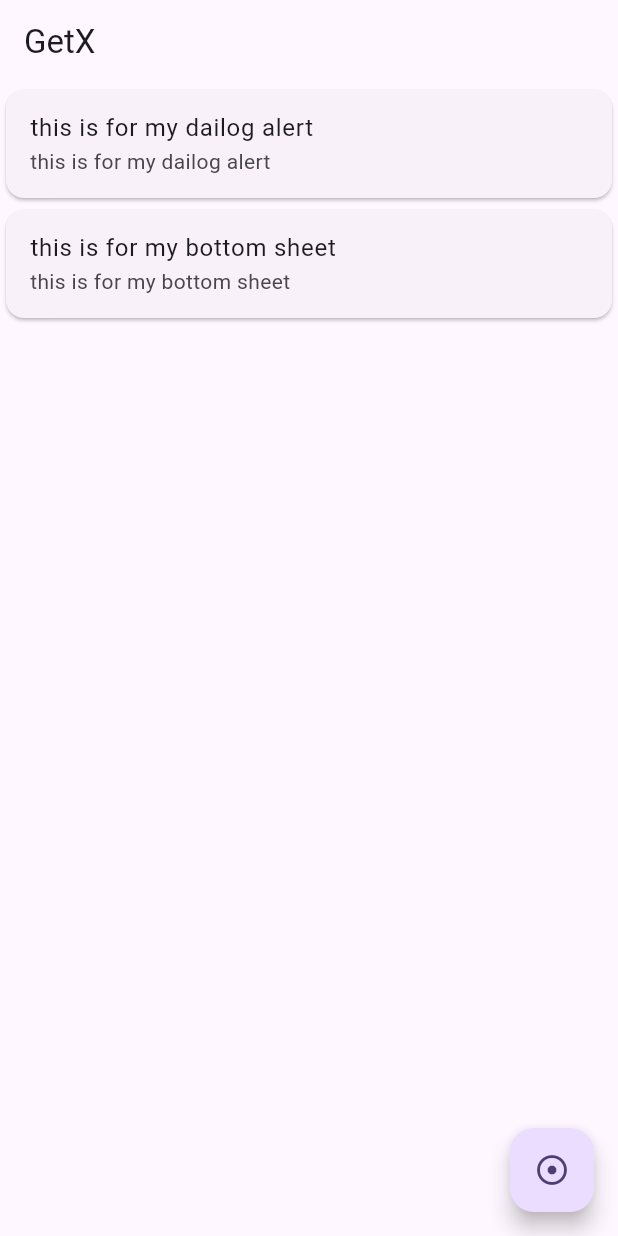
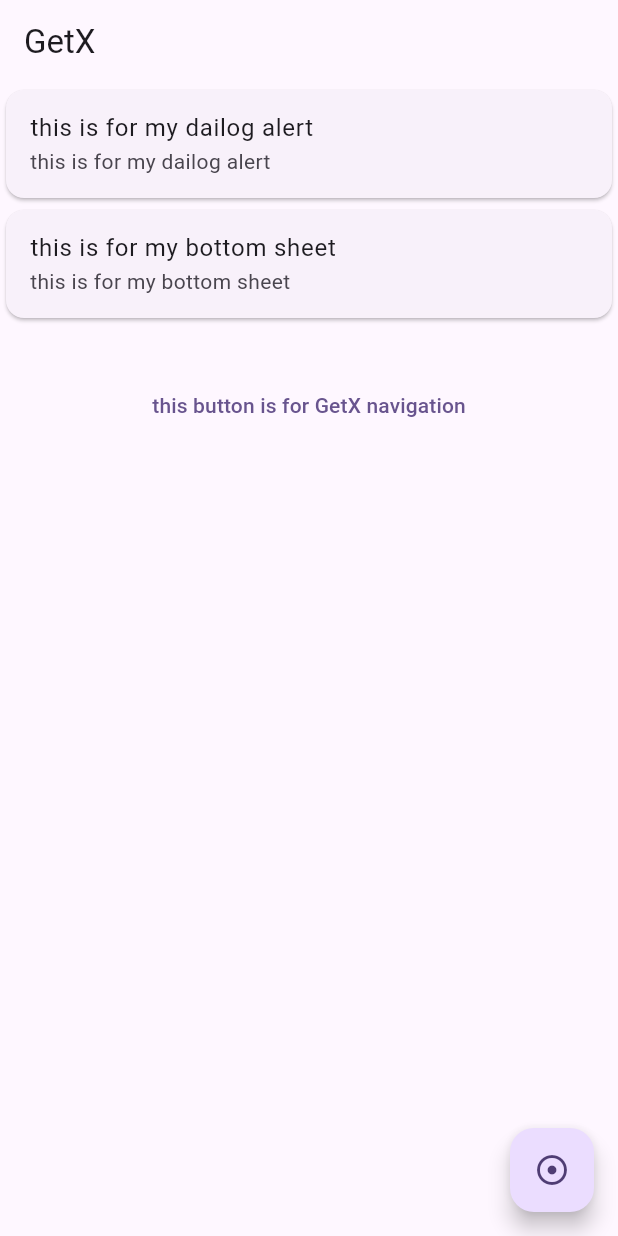
Before and after one commit to saadmomand6/GetX, a Flutter app: the screen it shows after launch, on a phone screen of 412 x 824 dp. Run offline on Flutter 3.47's test engine with Material 2 defaults, Android fonts, the phone set to English and light mode, and no system bars; our stand-ins replace get.

Commit message:
get navigation and routes

```diff
--- a/lib/home_screen.dart
+++ b/lib/home_screen.dart
@@ -1,5 +1,6 @@
 import 'package:flutter/material.dart';
 import 'package:get/get.dart';
+import 'package:getx/screen_one.dart';
 
 class HomeScreen extends StatefulWidget {
   const HomeScreen({super.key});
@@ -79,6 +80,19 @@ class _HomeScreenState extends State<HomeScreen> {
               },
             ),
           ),
+          const SizedBox(
+            height: 30,
+          ),
+          Center(
+            child: TextButton(
+                onPressed: () {
+                  Get.toNamed('/ScreenOne', arguments: [
+                    'screen one argument',
+        ]);
+                  //Get.to(const ScreenOne(heading: 'Screen One',));
+                },
+                child: const Text('this button is for GetX navigation')),
+          )
         ],
       ),
       floatingActionButton: FloatingActionButton(
--- a/lib/main.dart
+++ b/lib/main.dart
@@ -1,6 +1,7 @@
 import 'package:flutter/material.dart';
 import 'package:get/get.dart';
 import 'package:getx/home_screen.dart';
+import 'package:getx/screen_one.dart';
 
 void main() {
   runApp(const MyApp());
@@ -17,6 +18,10 @@ class MyApp extends StatelessWidget {
         useMaterial3: true,
       ),
       home: const HomeScreen(),
+      getPages: [
+        GetPage(name: '/', page: () => HomeScreen()),
+        GetPage(name: '/ScreenOne', page: () => ScreenOne()),
+      ],
     );
   }
 }
```
Also changed, not shown: lib/screen_one.dart (added, +33 -0 lines).
